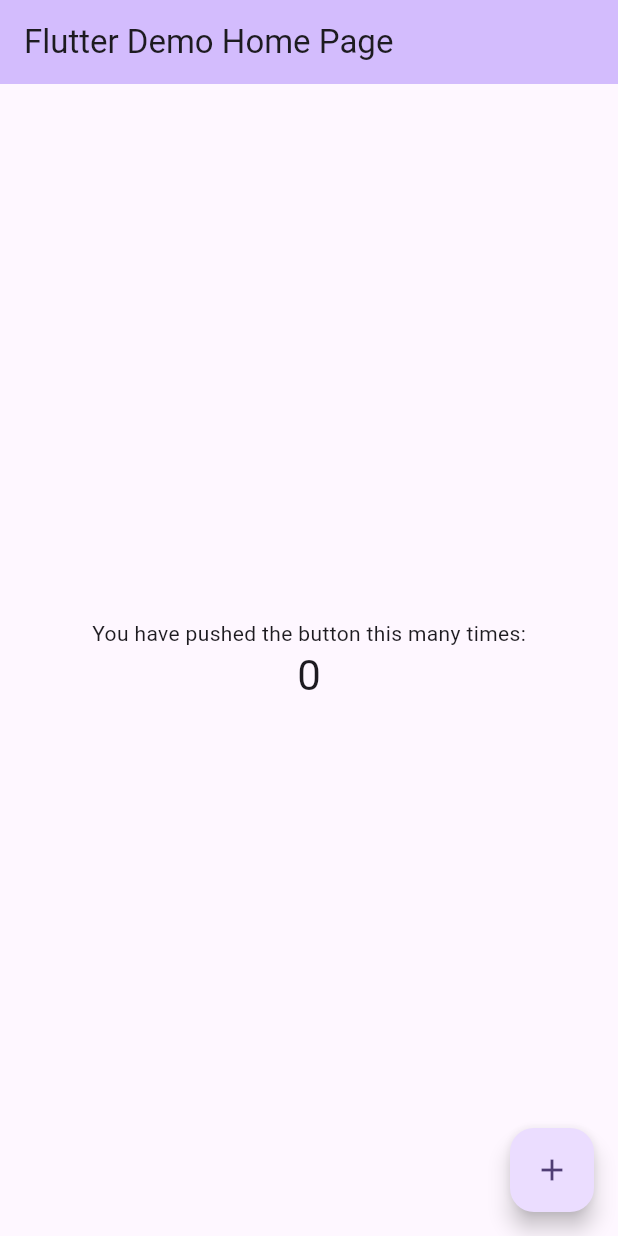
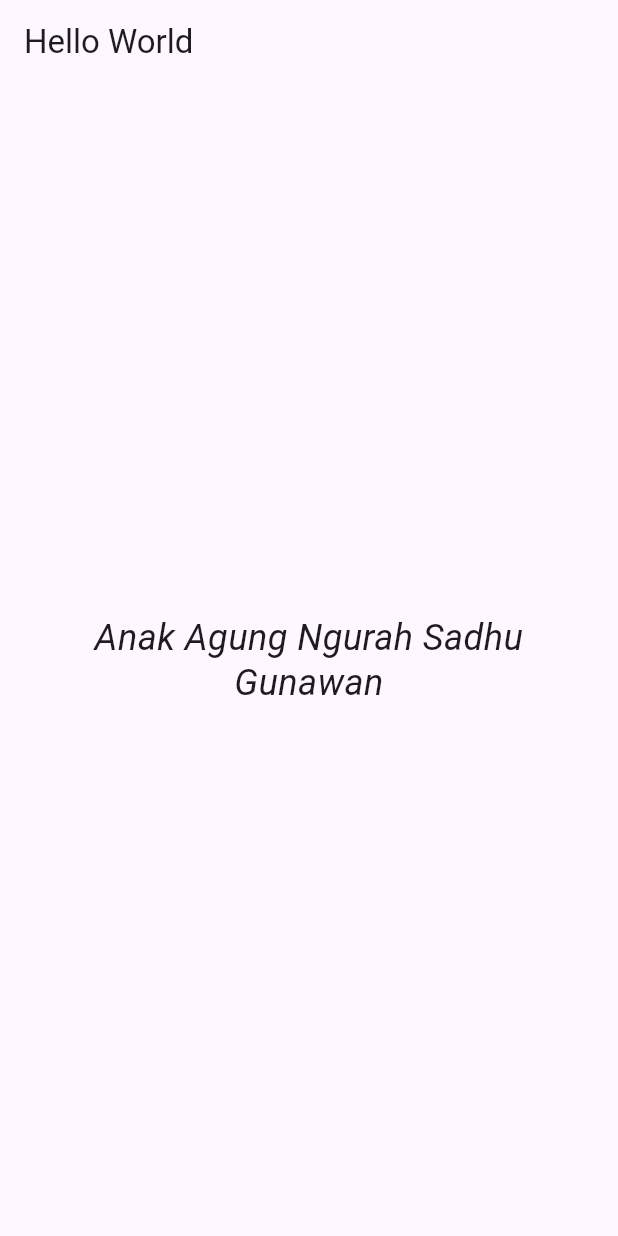
Before and after one commit to urpigu/flutter-fundamental-part1, a Flutter app: the screen it shows after launch, on a phone screen of 412 x 824 dp. Run offline on Flutter 3.47's test engine with Material 3 defaults, Android fonts, the phone set to English and light mode, and no system bars.

```diff
--- a/lib/main.dart
+++ b/lib/main.dart
@@ -1,122 +1,64 @@
 import 'package:flutter/material.dart';
 
-void main() {
-  runApp(const MyApp());
-}
+void main() => runApp(const MyApp());
 
 class MyApp extends StatelessWidget {
   const MyApp({super.key});
 
-  // This widget is the root of your application.
   @override
   Widget build(BuildContext context) {
+    final theme = ThemeData(
+      colorScheme: ColorScheme.fromSeed(seedColor: Colors.deepPurple),
+      useMaterial3: true,
+    );
+
     return MaterialApp(
-      title: 'Flutter Demo',
-      theme: ThemeData(
-        // This is the theme of your application.
-        //
-        // TRY THIS: Try running your application with "flutter run". You'll see
-        // the application has a purple toolbar. Then, without quitting the app,
-        // try changing the seedColor in the colorScheme below to Colors.green
-        // and then invoke "hot reload" (save your changes or press the "hot
-        // reload" button in a Flutter-supported IDE, or press "r" if you used
-        // the command line to start the app).
-        //
-        // Notice that the counter didn't reset back to zero; the application
-        // state is not lost during the reload. To reset the state, use hot
-        // restart instead.
-        //
-        // This works for code too, not just values: Most code changes can be
-        // tested with just a hot reload.
-        colorScheme: ColorScheme.fromSeed(seedColor: Colors.deepPurple),
+      title: 'Hello World',
+      theme: theme,
+      darkTheme: theme.copyWith(
+        colorScheme: ColorScheme.fromSeed(
+          seedColor: Colors.deepPurple,
+          brightness: Brightness.dark,
+        ),
       ),
-      home: const MyHomePage(title: 'Flutter Demo Home Page'),
+      debugShowCheckedModeBanner: false,
+      home: const HomePage(),
     );
   }
 }
 
-class MyHomePage extends StatefulWidget {
-  const MyHomePage({super.key, required this.title});
-
-  // This widget is the home page of your application. It is stateful, meaning
-  // that it has a State object (defined below) that contains fields that affect
-  // how it looks.
-
-  // This class is the configuration for the state. It holds the values (in this
-  // case the title) provided by the parent (in this case the App widget) and
-  // used by the build method of the State. Fields in a Widget subclass are
-  // always marked "final".
-
-  final String title;
-
-  @override
-  State<MyHomePage> createState() => _MyHomePageState();
-}
-
-class _MyHomePageState extends State<MyHomePage> {
-  int _counter = 0;
-
-  void _incrementCounter() {
-    setState(() {
-      // This call to setState tells the Flutter framework that something has
-      // changed in this State, which causes it to rerun the build method below
-      // so that the display can reflect the updated values. If we changed
-      // _counter without calling setState(), then the build method would not be
-      // called again, and so nothing would appear to happen.
-      _counter++;
-    });
-  }
+class HomePage extends StatelessWidget {
+  const HomePage({super.key});
 
   @override
   Widget build(BuildContext context) {
-    // This method is rerun every time setState is called, for instance as done
-    // by the _incrementCounter method above.
-    //
-    // The Flutter framework has been optimized to make rerunning build methods
-    // fast, so that you can just rebuild anything that needs updating rather
-    // than having to individually change instances of widgets.
+    final width = MediaQuery.of(context).size.width;
+    final base = width < 360
+        ? 18.0
+        : width < 600
+        ? 24.0
+        : 32.0;
+
     return Scaffold(
-      appBar: AppBar(
-        // TRY THIS: Try changing the color here to a specific color (to
-        // Colors.amber, perhaps?) and trigger a hot reload to see the AppBar
-        // change color while the other colors stay the same.
-        backgroundColor: Theme.of(context).colorScheme.inversePrimary,
-        // Here we take the value from the MyHomePage object that was created by
-        // the App.build method, and use it to set our appbar title.
-        title: Text(widget.title),
-      ),
+      appBar: AppBar(title: const Text('Hello World')),
       body: Center(
-        // Center is a layout widget. It takes a single child and positions it
-        // in the middle of the parent.
-        child: Column(
-          // Column is also a layout widget. It takes a list of children and
-          // arranges them vertically. By default, it sizes itself to fit its
-          // children horizontally, and tries to be as tall as its parent.
-          //
-          // Column has various properties to control how it sizes itself and
-          // how it positions its children. Here we use mainAxisAlignment to
-          // center the children vertically; the main axis here is the vertical
-          // axis because Columns are vertical (the cross axis would be
-          // horizontal).
-          //
-          // TRY THIS: Invoke "debug painting" (choose the "Toggle Debug Paint"
-          // action in the IDE, or press "p" in the console), to see the
-          // wireframe for each widget.
-          mainAxisAlignment: MainAxisAlignment.center,
-          children: <Widget>[
-            const Text('You have pushed the button this many times:'),
-            Text(
-              '$_counter',
-              style: Theme.of(context).textTheme.headlineMedium,
+        child: Padding(
+          padding: const EdgeInsets.all(16),
+          child: Semantics(
+            header: true,
+            label: 'Nama lengkap',
+            child: Text(
+              'Anak Agung Ngurah Sadhu Gunawan',
+              textAlign: TextAlign.center,
+              style: TextStyle(
+                fontSize: base,
+                fontStyle: FontStyle.italic, // tidak bold, dibuat miring
+                height: 1.25,
+              ),
             ),
-          ],
+          ),
         ),
       ),
-      floatingActionButton: FloatingActionButton(
-        onPressed: _incrementCounter,
-        tooltip: 'Increment',
-        child: const Icon(Icons.add),
-      ), // This trailing comma makes auto-formatting nicer for build methods.
     );
   }
 }
```
Also changed, not shown: images/01.png (added), 1 other file.
